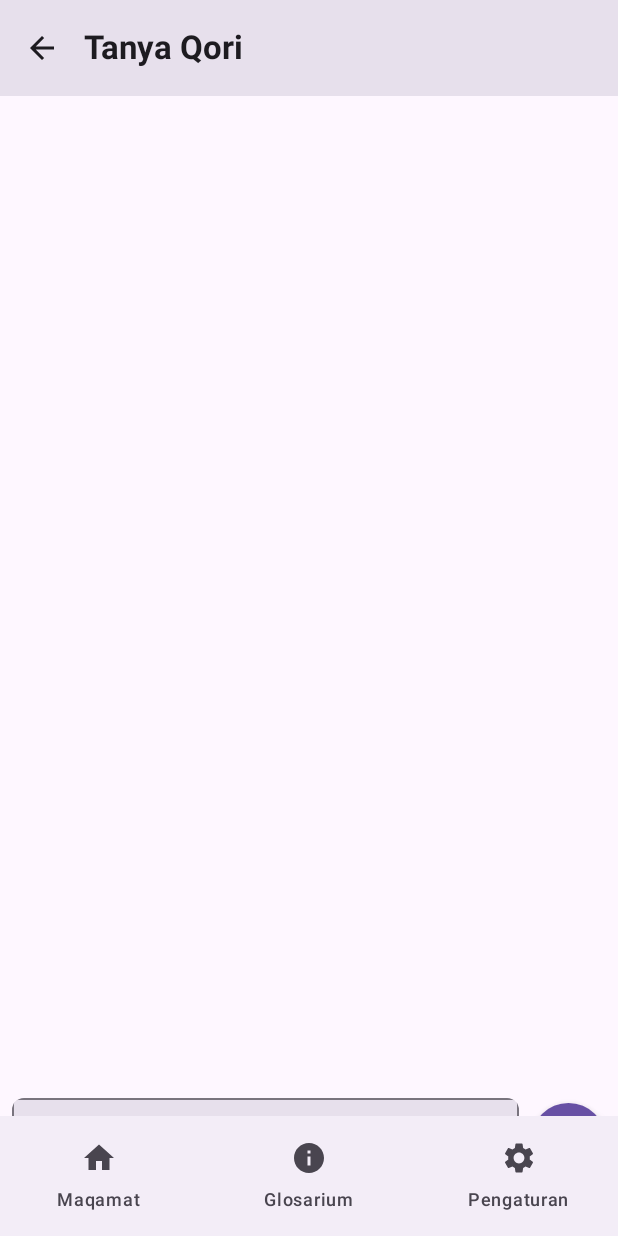
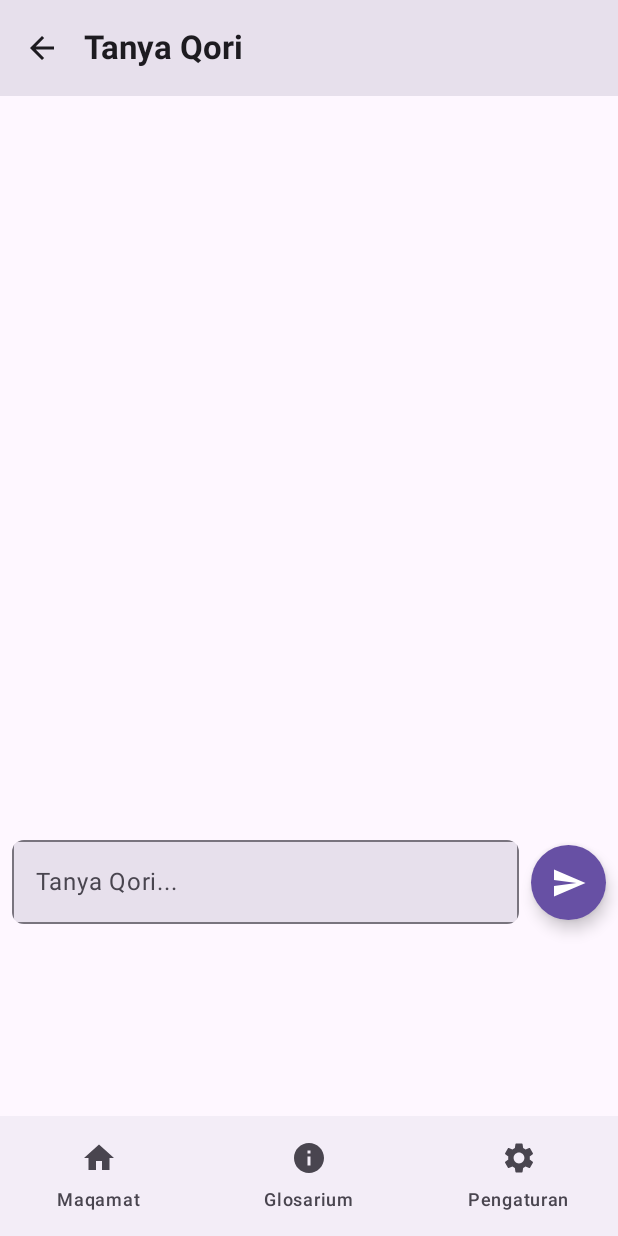
Before and after one commit to almagribii/MaqraDars, an Android app built with Jetpack Compose: the AskQoriScreen screen opened through its navigation route, on a phone screen of 412 x 824 dp. Run offline under Robolectric (Android 15) with nearby library versions, the phone set to English and light mode, and no system bars; our stand-ins replace Room's generated code; libraries missing offline, so code that uses them is left out: com.google.ai.client; 3 statements that could not run were skipped.

Commit message:
ask qori

```diff
--- a/app/src/main/java/com/maqradars/ui/screens/AskQoriScreen.kt
+++ b/app/src/main/java/com/maqradars/ui/screens/AskQoriScreen.kt
@@ -86,7 +86,7 @@ fun AskQoriScreen(
                     .fillMaxWidth()
                     .background(MaterialTheme.colorScheme.surface)
                     .padding(horizontal = 8.dp, vertical = 8.dp)
-                    .padding(bottom = 28.dp),
+                    .padding(bottom = 200.dp),
                 verticalAlignment = Alignment.CenterVertically
             ) {
                 OutlinedTextField(
```
